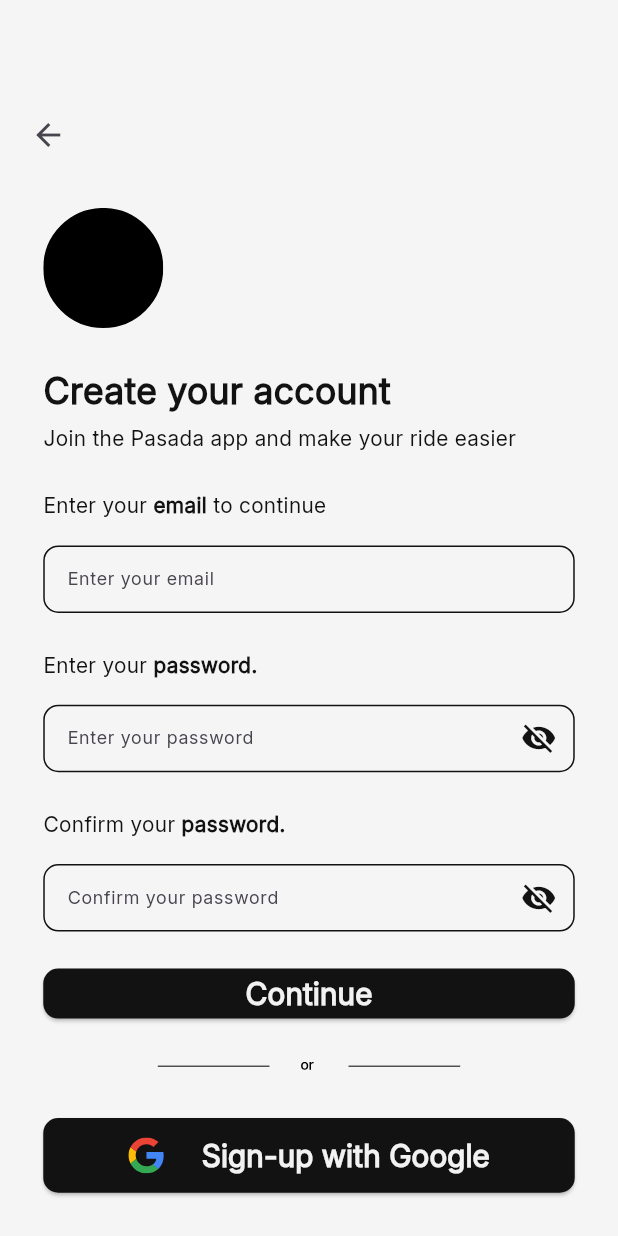
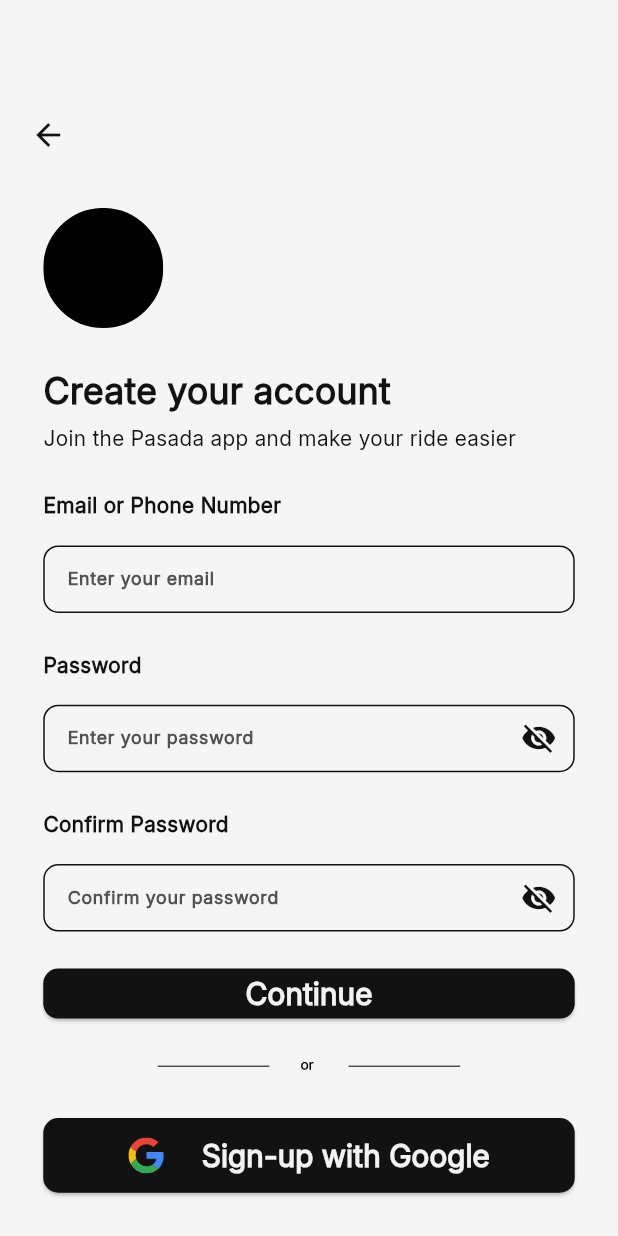
Before and after one commit to heimin22/Pasada, a Flutter app: the screen it shows after launch, after a tap on "Create an Account", on a phone screen of 412 x 824 dp. Run offline on Flutter 3.47's test engine with Material 3 defaults, Android fonts, the phone set to English and light mode, and no system bars; our stand-ins replace app_links, cached_network_image, connectivity_plus, curved_navigation_bar, flutter_dotenv, flutter_svg and 7 more; missing offline and left inert: flutter_polyline_points; accounts and stored records are empty.

Commit message:
Fixed the layout theme bugs

```diff
--- a/lib/authentication/createAccount.dart
+++ b/lib/authentication/createAccount.dart
@@ -126,6 +126,7 @@ class CreateAccountScreen extends State<CAPage> {
   Widget build(BuildContext context) {
     return Scaffold(
       resizeToAvoidBottomInset: false,
+      backgroundColor: const Color(0xFFF5F5F5), // Force light mode
       body: Column(
         children: [
           // Back button with its own padding
@@ -181,7 +182,10 @@ class CreateAccountScreen extends State<CAPage> {
         onPressed: () {
           Navigator.pushNamed(context, 'start');
         },
-        icon: Icon(Icons.arrow_back),
+        icon: Icon(
+          Icons.arrow_back,
+          color: Color(0xFF121212),
+        ),
       ),
     );
   }
@@ -243,16 +247,11 @@ class CreateAccountScreen extends State<CAPage> {
       child: const Row(
         children: [
           Text(
-            'Enter your ',
-            style: TextStyle(color: Color(0xFF121212)),
-          ),
-          Text(
-            'email',
-            style: TextStyle(fontWeight: FontWeight.w700),
-          ),
-          Text(
-            ' to continue',
-            style: TextStyle(color: Color(0xFF121212)),
+            'Email or Phone Number',
+            style: TextStyle(
+                fontWeight: FontWeight.w600,
+                fontFamily: 'Inter',
+                color: Color(0xFF121212)),
           ),
         ],
       ),
@@ -276,7 +275,10 @@ class CreateAccountScreen extends State<CAPage> {
           decoration: InputDecoration(
             labelText: 'Enter your email',
             labelStyle: const TextStyle(
+              fontWeight: FontWeight.w600,
+              fontFamily: 'Inter',
               fontSize: 12,
+              color: Color(0xFF515151),
             ),
             floatingLabelStyle: const TextStyle(
               color: Color(0xFF121212),
@@ -305,19 +307,15 @@ class CreateAccountScreen extends State<CAPage> {
       child: const Row(
         children: [
           Text(
-              'Enter your ',
+            'Password',
             style: TextStyle(
-                color: Color(0xFF121212),
+                fontWeight: FontWeight.w600,
+                fontFamily: 'Inter',
+                color: Color(0xFF121212)),
           ),
+        ],
       ),
-            Text(
-              'password.',
-              style: TextStyle(
-                fontWeight: FontWeight.w700,
-              ),
-            )
-          ],
-        ));
+    );
   }
 
   Container buildPassengerPassInput() {
@@ -349,7 +347,10 @@ class CreateAccountScreen extends State<CAPage> {
               ),
             ),
             labelStyle: const TextStyle(
+              fontWeight: FontWeight.w600,
+              fontFamily: 'Inter',
               fontSize: 12,
+              color: Color(0xFF515151),
             ),
             floatingLabelStyle: const TextStyle(
               color: Color(0XFF121212),
@@ -378,10 +379,12 @@ class CreateAccountScreen extends State<CAPage> {
       child: const Row(
         children: [
           Text(
-            'Confirm your ',
-            style: TextStyle(color: Color(0xFF121212)),
+            'Confirm Password',
+            style: TextStyle(
+                fontWeight: FontWeight.w600,
+                fontFamily: 'Inter',
+                color: Color(0xFF121212)),
           ),
-          Text('password.', style: TextStyle(fontWeight: FontWeight.w700)),
         ],
       ),
     );
@@ -416,7 +419,10 @@ class CreateAccountScreen extends State<CAPage> {
               ),
             ),
             labelStyle: const TextStyle(
+              fontWeight: FontWeight.w600,
+              fontFamily: 'Inter',
               fontSize: 12,
+              color: Color(0xFF515151),
             ),
             floatingLabelStyle: const TextStyle(
               color: Color(0XFF121212),
--- a/lib/authentication/createAccountCred.dart
+++ b/lib/authentication/createAccountCred.dart
@@ -25,12 +25,9 @@ class _CreateAccountCredPageState extends State<CreateAccountCredPage> {
 
   @override
   Widget build(BuildContext context) {
-    // final screenHeight = MediaQuery.of(context).size.height;
-    // final screenWidth = MediaQuery.of(context).size.width;
-    try {
-      debugPrint('Building CredPage with email: ${widget.email}');
     return Scaffold(
       resizeToAvoidBottomInset: false,
+      backgroundColor: const Color(0xFFF5F5F5), // Force light mode
       body: Column(
         children: [
           Padding(
@@ -72,10 +69,6 @@ class _CreateAccountCredPageState extends State<CreateAccountCredPage> {
         ],
       ),
     );
-    } catch (e) {
-      debugPrint('Error building CreateAccountCredPage: $e');
-      return Scaffold(body: Center(child: Text('Error: $e')));
-    }
   }
 
   Container buildBackButton() {
@@ -86,7 +79,7 @@ class _CreateAccountCredPageState extends State<CreateAccountCredPage> {
           // navigate back to the previous screen
           Navigator.pop(context);
         },
-        icon: Icon(Icons.arrow_back),
+        icon: Icon(Icons.arrow_back, color: Color(0xFF121212)),
       ),
     );
   }
--- a/lib/authentication/loginAccount.dart
+++ b/lib/authentication/loginAccount.dart
@@ -130,6 +130,7 @@ class LoginScreen extends State<LoginPage> {
   Widget build(BuildContext context) {
     return Scaffold(
       resizeToAvoidBottomInset: false,
+      backgroundColor: const Color(0xFFF5F5F5), // Force light mode
       body: Column(
         children: [
           Padding(
--- a/lib/main.dart
+++ b/lib/main.dart
@@ -132,13 +132,15 @@ class PasadaHomePageState extends State<PasadaHomePage> {
           ModalRoute.of(context)?.settings.arguments as Map<String, dynamic>?;
       if (args?['accountCreated'] == true) {
         ScaffoldMessenger.of(context).showSnackBar(
-          SnackBar(content: Text('Account created successfully!')),
+          const SnackBar(content: Text('Account created successfully!')),
         );
         ModalRoute.of(context)?.settings.arguments != null;
       }
     });
     return Scaffold(
       resizeToAvoidBottomInset: false,
+      // Force light background for this screen
+      backgroundColor: const Color(0xFFF5F5F5),
       body: SingleChildScrollView(
         child: SizedBox(
           height: MediaQuery.of(context).size.height,
@@ -182,7 +184,7 @@ class PasadaHomePageState extends State<PasadaHomePage> {
             style: TextStyle(
               fontSize: 40,
               fontWeight: FontWeight.w700,
-              color: Color(0xFF121212),
+              color: Color(0xFF121212), // Force dark text
             ),
           ),
         ),
@@ -195,7 +197,7 @@ class PasadaHomePageState extends State<PasadaHomePage> {
             style: TextStyle(
               fontWeight: FontWeight.w500,
               fontSize: 16,
-              color: Color(0xFF121212),
+              color: Color(0xFF121212), // Force dark text
             ),
           ),
         )
@@ -226,9 +228,10 @@ class PasadaHomePageState extends State<PasadaHomePage> {
           child: const Text(
             'Create an Account',
             style: TextStyle(
-                color: Color(0xFFF2F2F2),
-                fontWeight: FontWeight.w600,
-                fontSize: 20),
+              color: Color(0xFFF2F2F2),
+              fontWeight: FontWeight.w600,
+              fontSize: 20,
+            ),
           ),
         ),
       ),
@@ -262,9 +265,10 @@ class PasadaHomePageState extends State<PasadaHomePage> {
           child: const Text(
             'Log-in',
             style: TextStyle(
-                color: Color(0xFF121212),
-                fontWeight: FontWeight.w600,
-                fontSize: 20),
+              color: Color(0xFF121212),
+              fontWeight: FontWeight.w600,
+              fontSize: 20,
+            ),
           ),
         ),
       ),
```
Also changed, not shown: 4 other files. Lines whose indentation alone changed are shown as unchanged.
